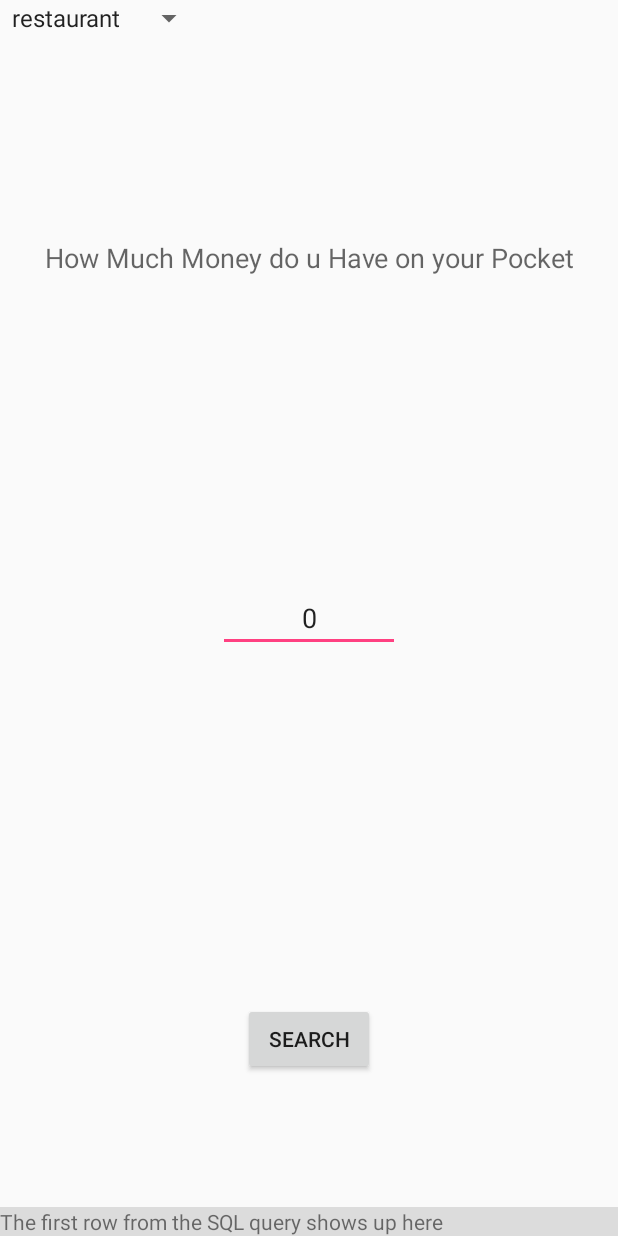
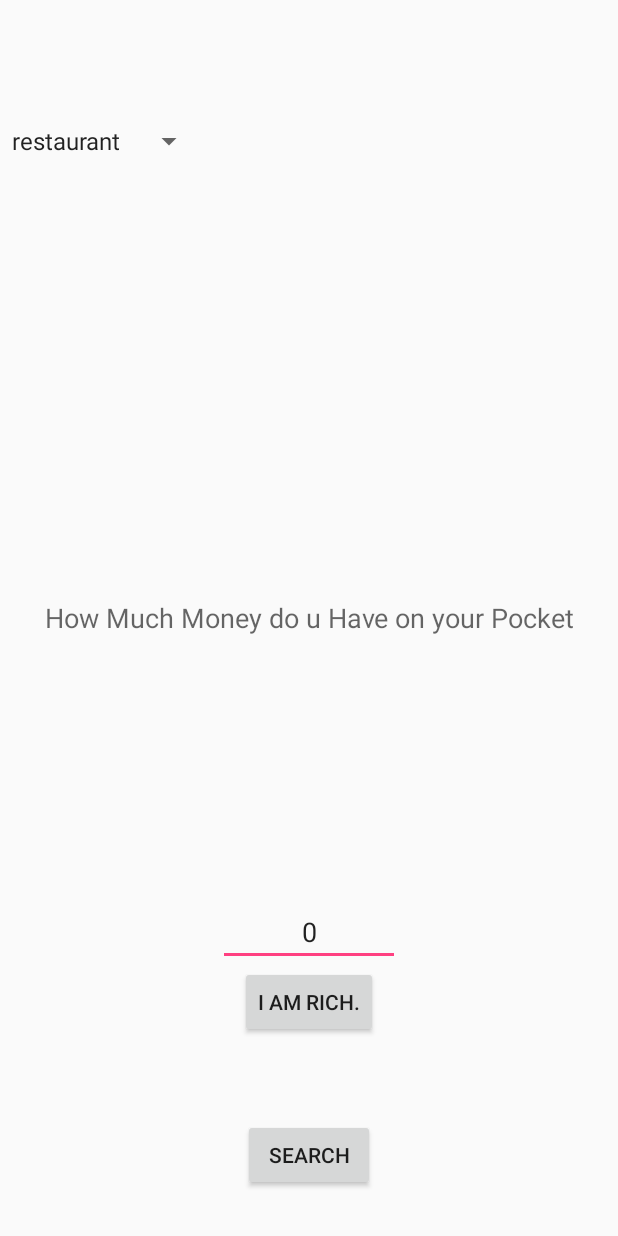
Before and after one commit to KaushikNathMIT/ViandSystemsInManipal, an Android app: the SelectionProcess screen opened directly, with no data from a screen before it, on a phone screen of 412 x 824 dp. Run offline under Robolectric (Android 15) with nearby library versions, the phone set to English and light mode, and no system bars; libraries missing offline, so code that uses them is left out: org.kawanfw.sql; 2 statements that could not run were skipped.

Commit message:
Bug Fixed

```diff
--- a/app/src/main/java/com/kaushiknath/viandsystem/SelectionProcess.java
+++ b/app/src/main/java/com/kaushiknath/viandsystem/SelectionProcess.java
@@ -11,6 +11,7 @@ import android.widget.Button;
 import android.widget.EditText;
 import android.widget.Spinner;
 import android.widget.TextView;
+import android.widget.Toast;
 
 import org.kawanfw.sql.api.client.android.AceQLDBManager;
 import org.kawanfw.sql.api.client.android.BackendConnection;
@@ -30,18 +31,18 @@ public class SelectionProcess extends Activity implements AdapterView.OnItemSele
     //Tap it to execute query
     Button executeB;
     //It shows the results of the query or an error if it occurs
-    TextView outputView;
+    //TextView outputView;
     String[] res = new String[20];
     int[] range = new int[20];
     float[] ran = new float[20];
     String sql;
     EditText rate;
+    String sel_cat;
 
     @Override
     protected void onCreate(Bundle savedInstanceState) {
         super.onCreate(savedInstanceState);
         setContentView(R.layout.slectionpro);
-        outputView = (TextView) findViewById(R.id.tv_output);
         Spinner spinner = (Spinner) findViewById(R.id.spin);
         spinner.setOnItemSelectedListener(this);
 
@@ -60,6 +61,17 @@ public class SelectionProcess extends Activity implements AdapterView.OnItemSele
         spinner.setAdapter(dataAdapter);
 
         rate = (EditText) findViewById(R.id.rateval);
+
+        Button rich = (Button) findViewById(R.id.button);
+        rich.setOnClickListener(new View.OnClickListener(){
+            @Override
+            public void onClick(View v){
+                rate.setText(Integer.toString(10000));
+                rate.setEnabled(false);
+            }
+        });
+
+
 
 
 
@@ -81,7 +93,7 @@ public class SelectionProcess extends Activity implements AdapterView.OnItemSele
                 } catch (SQLException e) {
                     //Log and display any error that occurs
                     e.printStackTrace();
-                    outputView.setText(getString(R.string.error_occured) + '\n' + "this" + e.getLocalizedMessage() + '\n' + getString(R.string.see_log));
+                    Toast.makeText(getApplicationContext(), (getString(R.string.error_occured) + '\n' + "this" + e.getLocalizedMessage() + '\n' + getString(R.string.see_log)),Toast.LENGTH_LONG);
                     return null;
                 }
             }
@@ -95,7 +107,7 @@ public class SelectionProcess extends Activity implements AdapterView.OnItemSele
                 if (e != null) {
                     //Log and display any error that occurs
                     e.printStackTrace();
-                    outputView.setText(getString(R.string.error_occured) + '\n' + "that" + e.getLocalizedMessage() + '\n' + getString(R.string.see_log));
+                    Toast.makeText(getApplicationContext(), (getString(R.string.error_occured) + '\n' + "that" + e.getLocalizedMessage() + '\n' + getString(R.string.see_log)), Toast.LENGTH_LONG);
                     Log.e("Status", "reached 3");
                 } else if (true) {
                     //Since we executed only one query, the result will show up in index 0 of the array
@@ -104,11 +116,11 @@ public class SelectionProcess extends Activity implements AdapterView.OnItemSele
                     int i = 0;
                     try {
                         //Build the output and display it in the TextView
-                        StringBuffer stringBuffer = new StringBuffer("First 5 rows:\n");
+                        //StringBuffer stringBuffer = new StringBuffer("First 5 rows:\n");
                         while (resultSets.next()) {//While there are rows and we still haven't displayed the first 5 rows
                             //i++;
-                            stringBuffer.append(resultSets.getString(1));
-                            stringBuffer.append('\n');
+                            //stringBuffer.append(resultSets.getString(1));
+                            //stringBuffer.append('\n');
                             res[i] = resultSets.getString(1);
                             range[i] = resultSets.getInt(2);
                             ran[i] = resultSets.getFloat(3);
@@ -120,7 +132,7 @@ public class SelectionProcess extends Activity implements AdapterView.OnItemSele
                         //Always close the Result set when your done
                         resultSets.close();
                         //Finally display the rows
-                        outputView.setText(stringBuffer);
+                        //outputView.setText(stringBuffer);
 
                         Intent intent = new Intent(SelectionProcess.this, T_List.class);
                         try {
@@ -137,15 +149,15 @@ public class SelectionProcess extends Activity implements AdapterView.OnItemSele
                     } catch (SQLException e1) {
                         //Log and display any error that occurs
                         e1.printStackTrace();
-                        outputView.setText(e1.getLocalizedMessage());
+                        Toast.makeText(getApplicationContext(), (e1.getLocalizedMessage()), Toast.LENGTH_LONG);
                         Log.e("Status", "reached 11");
                     }
-                } else {
+                } /*else {
                     //This should never happen but if it does,
                     //log and display it
                     Log.e("Result", "Received no result sets from query");
                     outputView.setText(getString(R.string.no_result_sets));
-                }
+                }*/
             }
         };
         executeB = (Button) findViewById(R.id.b_execute);
@@ -154,19 +166,25 @@ public class SelectionProcess extends Activity implements AdapterView.OnItemSele
             @Override
             public void onClick(View v) {
                 //Let the user know that the process has begun
-                outputView.setText(getString(R.string.loading));
+                Toast.makeText(getApplicationContext(), (getString(R.string.loading)), Toast.LENGTH_LONG);
+                sql = "select name,range,h_d_radius from info_table natural join services natural join home_delivery " +
+                        "where Category like '"+sel_cat+"' " +
+                        "and range <=" + Integer.parseInt(rate.getText().toString());
                 AceQLDBManager.executeQuery(onGetPrepareStatements, onGetResultSetListener);
 
             }
         });
     }
 
+
     @Override
     public void onItemSelected(AdapterView<?> parent, View view, int position, long id) {
-        sql = "select name,range,h_d_radius from info_table natural join services natural join home_delivery " +
-                "where Category like '"+parent.getItemAtPosition(position).toString()+"' " +
-                "and range <=" + Integer.parseInt(rate.getText().toString());
+
+        sel_cat = parent.getItemAtPosition(position).toString();
+
     }
+
+
 
     @Override
     public void onNothingSelected(AdapterView<?> parent) {
--- a/app/src/main/res/layout/slectionpro.xml
+++ b/app/src/main/res/layout/slectionpro.xml
@@ -11,14 +11,15 @@
         android:text="@string/ask_for_amount"
         android:textAlignment="center"
         android:textAppearance="?android:attr/textAppearanceMedium"
-        android:layout_below="@+id/spin"
-        android:layout_alignParentStart="true"
-        android:layout_marginTop="135dp"
-        android:layout_alignParentEnd="false" />
+        android:layout_centerVertical="true"
+        android:layout_alignParentStart="true" />
     <Spinner
         android:id="@+id/spin"
         android:layout_width="wrap_content"
-        android:layout_height="wrap_content">
+        android:layout_height="wrap_content"
+        android:layout_alignParentTop="true"
+        android:layout_alignParentStart="true"
+        android:layout_marginTop="82dp">
 
     </Spinner>
 
@@ -28,18 +29,9 @@
         android:layout_height="wrap_content"
         android:layout_gravity="center_horizontal"
         android:text="@string/execute"
-        android:layout_above="@+id/tv_output"
+        android:layout_alignParentBottom="true"
         android:layout_centerHorizontal="true"
-        android:layout_marginBottom="88dp" />
-
-    <TextView
-        android:id="@+id/tv_output"
-        android:layout_width="match_parent"
-        android:layout_height="wrap_content"
-        android:background="@color/ripple_material_light"
-        android:text="@string/output_shows_here"
-        android:layout_alignParentBottom="true"
-        android:layout_alignParentStart="true" />
+        android:layout_marginBottom="30dp" />
 
     <EditText
         android:hint="@string/amount_in_rs"
@@ -47,7 +39,16 @@
         android:textAlignment="center"
         android:layout_width="wrap_content"
         android:layout_height="wrap_content"
-        android:layout_centerVertical="true"
+        android:id="@+id/rateval"
+        android:layout_above="@+id/button"
+        android:layout_centerHorizontal="true" />
+
+    <Button
+        android:layout_width="wrap_content"
+        android:layout_height="wrap_content"
+        android:id="@+id/button"
+        android:text="@string/enough_money"
+        android:layout_above="@+id/b_execute"
         android:layout_centerHorizontal="true"
-        android:id="@+id/rateval"/>
+        android:layout_marginBottom="54dp" />
 </RelativeLayout>
--- a/app/src/main/res/values/strings.xml
+++ b/app/src/main/res/values/strings.xml
@@ -22,4 +22,5 @@
     <string name="ask_for_amount">How Much Money do u Have on your Pocket</string>
     <string name="amount_in_rs">Amount in Rs.</string>
     <string name="details">Details of Hotels to be mentioned Here</string>
+    <string name="enough_money">I am Rich.</string>
 </resources>
```
